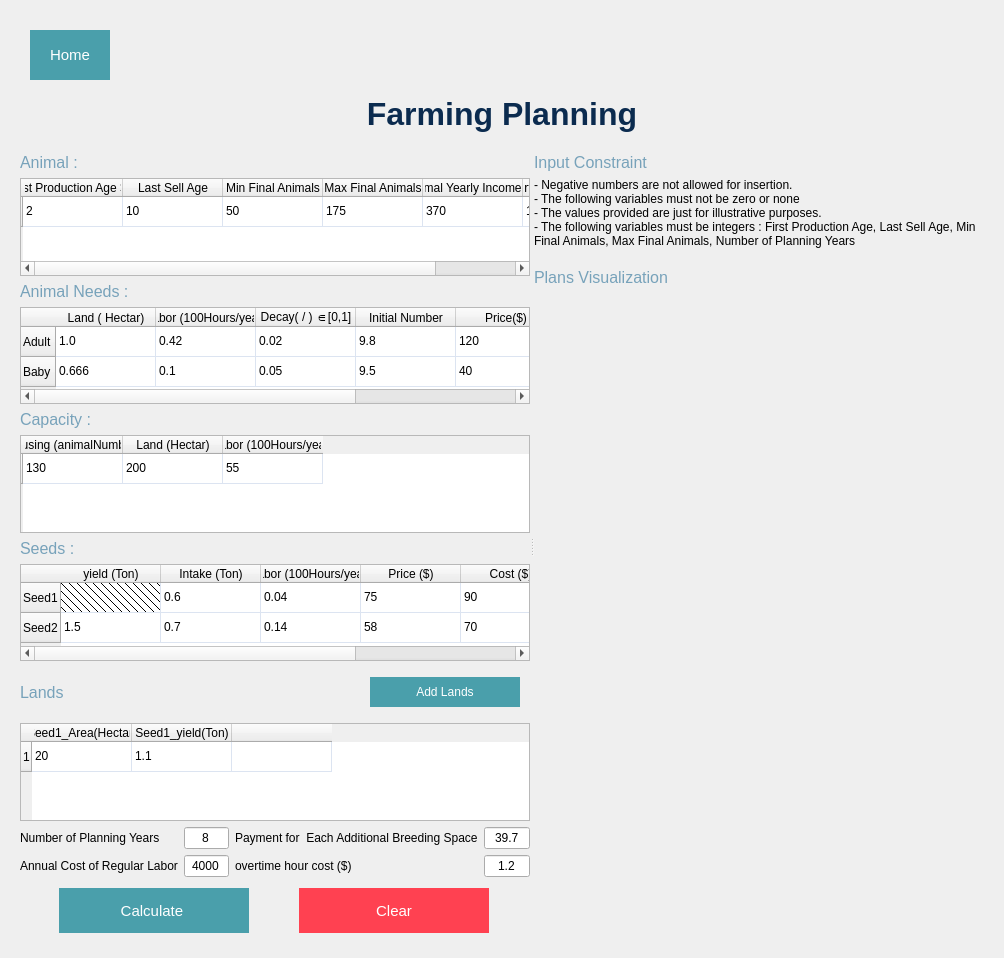
Before: the Qt Designer form layout2.ui in AziizBg/RO_Project, drawn with Qt 5.
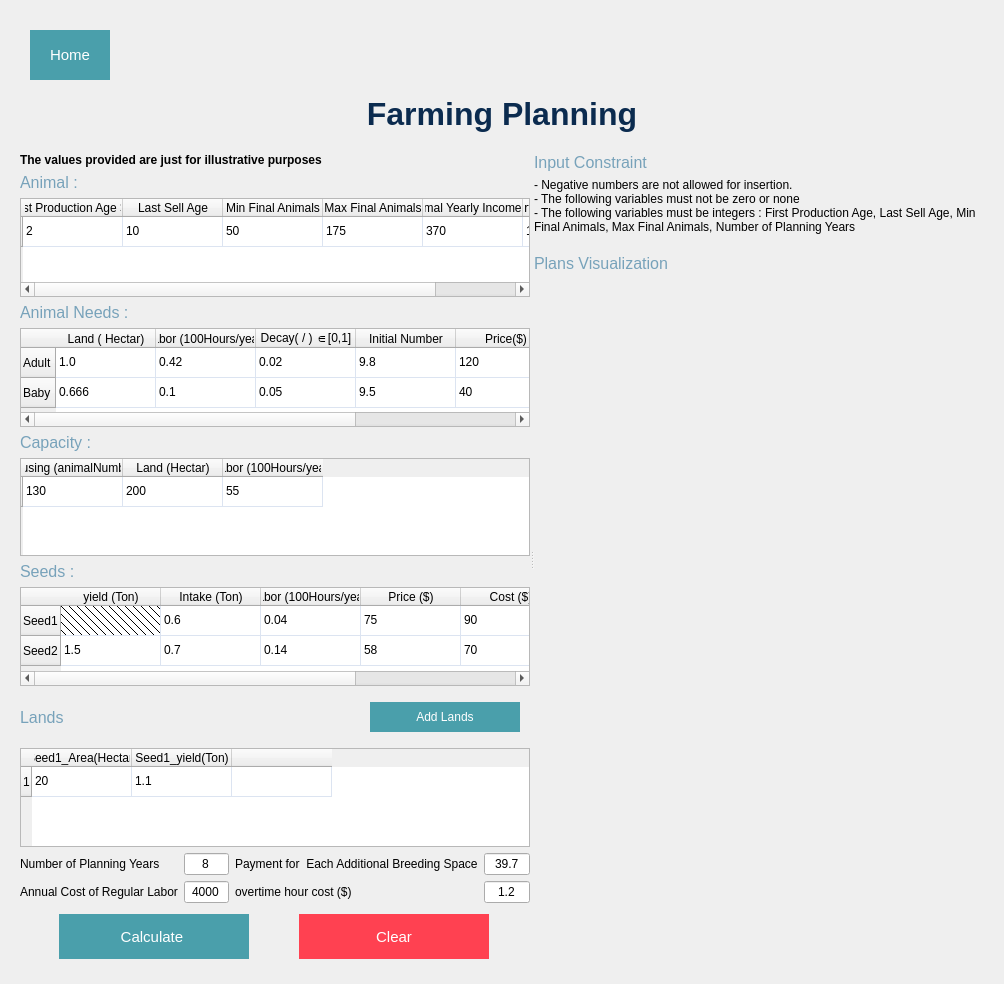
After: the same form once the commit is applied.

Diff of the .ui file:
```diff
--- a/layout2.ui
+++ b/layout2.ui
@@ -7,7 +7,7 @@
     <x>0</x>
     <y>0</y>
     <width>1004</width>
-    <height>958</height>
+    <height>984</height>
    </rect>
   </property>
   <property name="windowTitle">
@@ -101,6 +101,20 @@
       </property>
       <widget class="QWidget" name="leftPanel">
        <layout class="QVBoxLayout" name="verticalLayout">
+        <item>
+         <widget class="QLabel" name="label_6">
+          <property name="font">
+           <font>
+            <pointsize>9</pointsize>
+            <weight>75</weight>
+            <bold>true</bold>
+           </font>
+          </property>
+          <property name="text">
+           <string>The values provided are just for illustrative purposes</string>
+          </property>
+         </widget>
+        </item>
         <item>
          <widget class="QLabel" name="node_input_title_2">
           <property name="font">
@@ -828,10 +842,16 @@
           </item>
           <item>
            <widget class="QLabel" name="label_5">
+            <property name="font">
+             <font>
+              <pointsize>9</pointsize>
+              <weight>50</weight>
+              <bold>false</bold>
+             </font>
+            </property>
             <property name="text">
              <string>- Negative numbers are not allowed for insertion.
 - The following variables must not be zero or none
-- The values provided are just for illustrative purposes.
 - The following variables must be integers : First Production Age, Last Sell Age, Min Final Animals, Max Final Animals, Number of Planning Years
 </string>
             </property>
```
